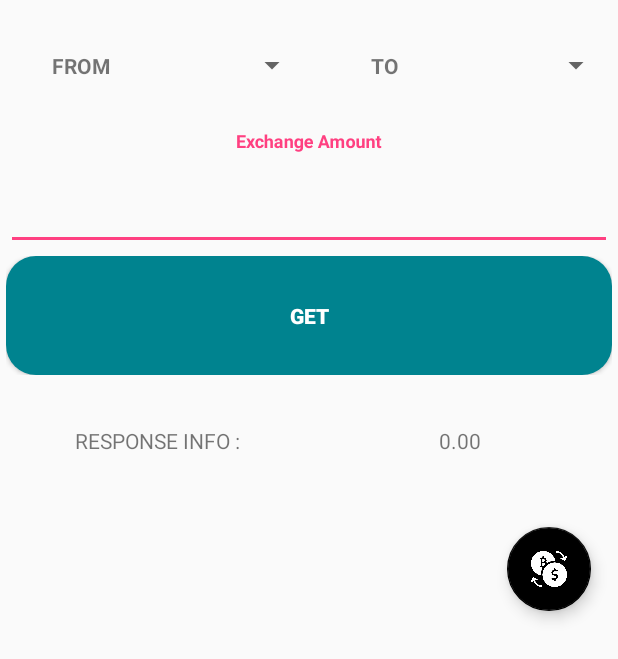
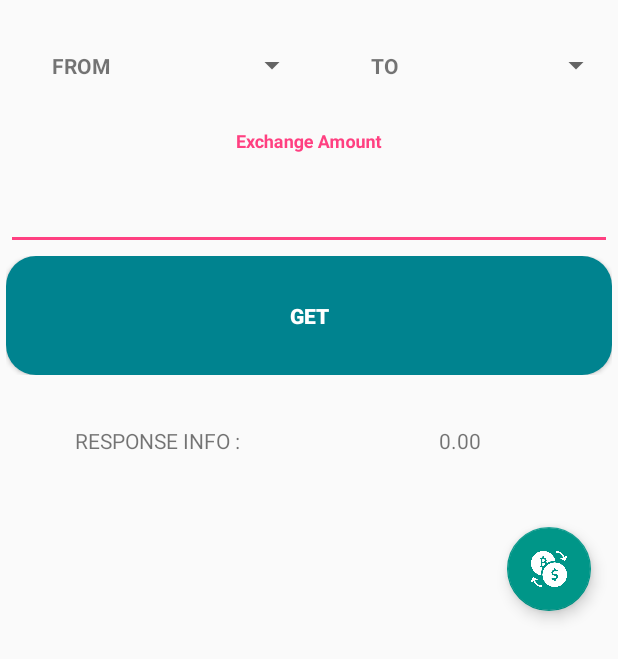
Before and after one commit to percy-g2/UTXO, an Android app: the layout exchange_amount_fragment.xml on its own in the app's theme, with its tools: preview values and no code run, on a phone screen of 412 x 824 dp. Shown: the top 659 px of the screen. Run offline under Robolectric (Android 15) with nearby library versions, the phone set to English and light mode, and no system bars.

Commit message:
Add website url. change background tint for creating a transaction FAB.

```diff
--- a/app/src/main/java/com/androidevlinux/percy/UTXO/activities/AboutTheDevActivity.java
+++ b/app/src/main/java/com/androidevlinux/percy/UTXO/activities/AboutTheDevActivity.java
@@ -26,9 +26,10 @@ public class AboutTheDevActivity extends BaseFragmentActivity {
                 .setSubTitle("Android Developer")
                 .addLinkedInLink("prashant-gahlot-37914988")
                 .setBrief("I love everything related to open source software and block chain ;)")
-                .setLinksColumnsCount(3)
+                .setLinksColumnsCount(4)
                 .addGitHubLink("percy-g2")
                 .addEmailLink("contact.prashantgahlot@gmail.com")
+                .addWebsiteLink("http://androdevlinux.in/")
                 .addFiveStarsAction()
                 .setAppTitle("Version : 1.0")
                 .addShareAction(R.string.app_name)
--- a/app/src/main/res/layout/exchange_amount_fragment.xml
+++ b/app/src/main/res/layout/exchange_amount_fragment.xml
@@ -146,7 +146,7 @@
             android:layout_height="wrap_content"
             android:layout_gravity="bottom|end"
             android:layout_margin="@dimen/fab_margin"
-            app:backgroundTint="@color/black"
+            app:backgroundTint="@color/md_teal_500"
             app:srcCompat="@drawable/exchange" />
     </LinearLayout>
 </android.support.constraint.ConstraintLayout>
--- a/app/src/main/res/layout/get_status_fragment.xml
+++ b/app/src/main/res/layout/get_status_fragment.xml
@@ -93,7 +93,7 @@
             android:layout_height="wrap_content"
             android:layout_gravity="bottom|end"
             android:layout_margin="@dimen/fab_margin"
-            app:backgroundTint="@color/black"
+            app:backgroundTint="@color/md_teal_500"
             app:srcCompat="@drawable/exchange" />
     </LinearLayout>
 </android.support.constraint.ConstraintLayout>
--- a/app/src/main/res/layout/min_amount_fragment.xml
+++ b/app/src/main/res/layout/min_amount_fragment.xml
@@ -120,7 +120,7 @@
             android:layout_height="wrap_content"
             android:layout_gravity="bottom|end"
             android:layout_margin="@dimen/fab_margin"
-            app:backgroundTint="@color/black"
+            app:backgroundTint="@color/md_teal_500"
             app:srcCompat="@drawable/exchange" />
     </LinearLayout>
 </android.support.constraint.ConstraintLayout>
```
